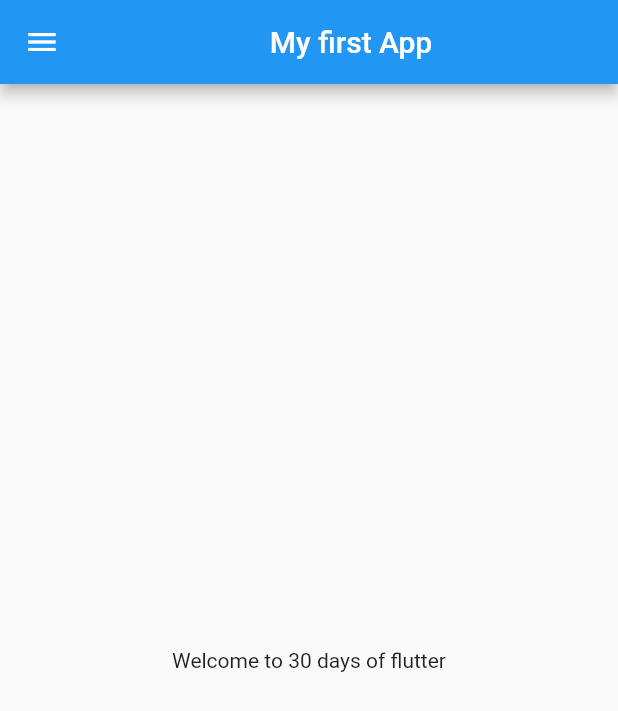
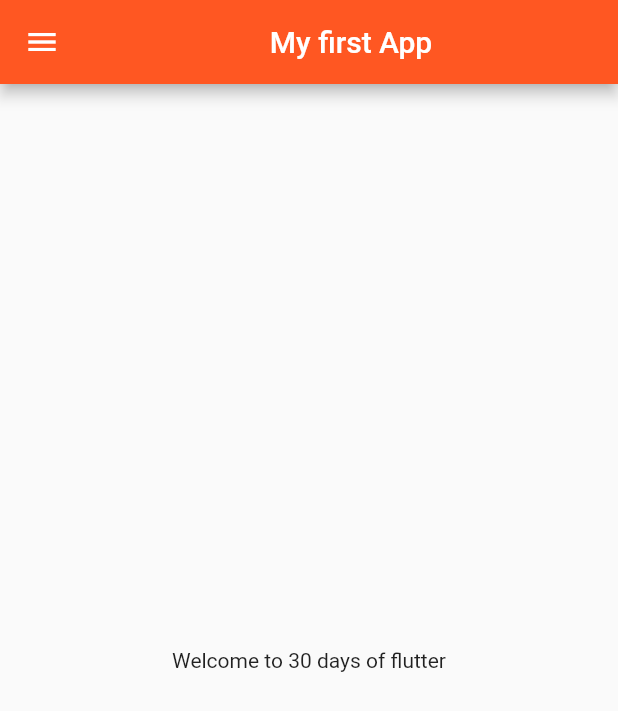
Before and after one commit to Malik-Ahsan/30DaysOfFlutter, a Flutter app: the screen it shows after launch, on a phone screen of 412 x 824 dp. Shown: the top 711 px of the screen. Run offline on Flutter 3.47's test engine with Material 2 defaults, Android fonts, the phone set to English and light mode, and no system bars.

Commit message:
Day 3 completed

```diff
--- a/lib/main.dart
+++ b/lib/main.dart
@@ -1,5 +1,6 @@
 import 'package:flutter/material.dart';
-import 'home_page.dart';
+import 'package:flutter_application_1/pages/login_page.dart';
+import 'pages/home_page.dart';
 
 void main() {
   runApp(MyApp());
@@ -11,7 +12,15 @@ class MyApp extends StatelessWidget {
   @override
   Widget build(BuildContext context) {
     return MaterialApp(
-      home: HomePage(),
+      themeMode: ThemeMode.light,
+      theme: ThemeData(primarySwatch: Colors.deepOrange),
+      darkTheme: ThemeData(brightness: Brightness.dark),
+      initialRoute: "/home",
+      routes: {
+        "/": (context) => LoginPage(),
+        "/home": (context) => HomePage(),
+        "/login": (context) => LoginPage()
+      },
     );
   }
 }
```
Also changed, not shown: lib/pages/login_page.dart (added, +21 -0 lines), lib/pages/home_page.dart (renamed from lib/home_page.dart).
